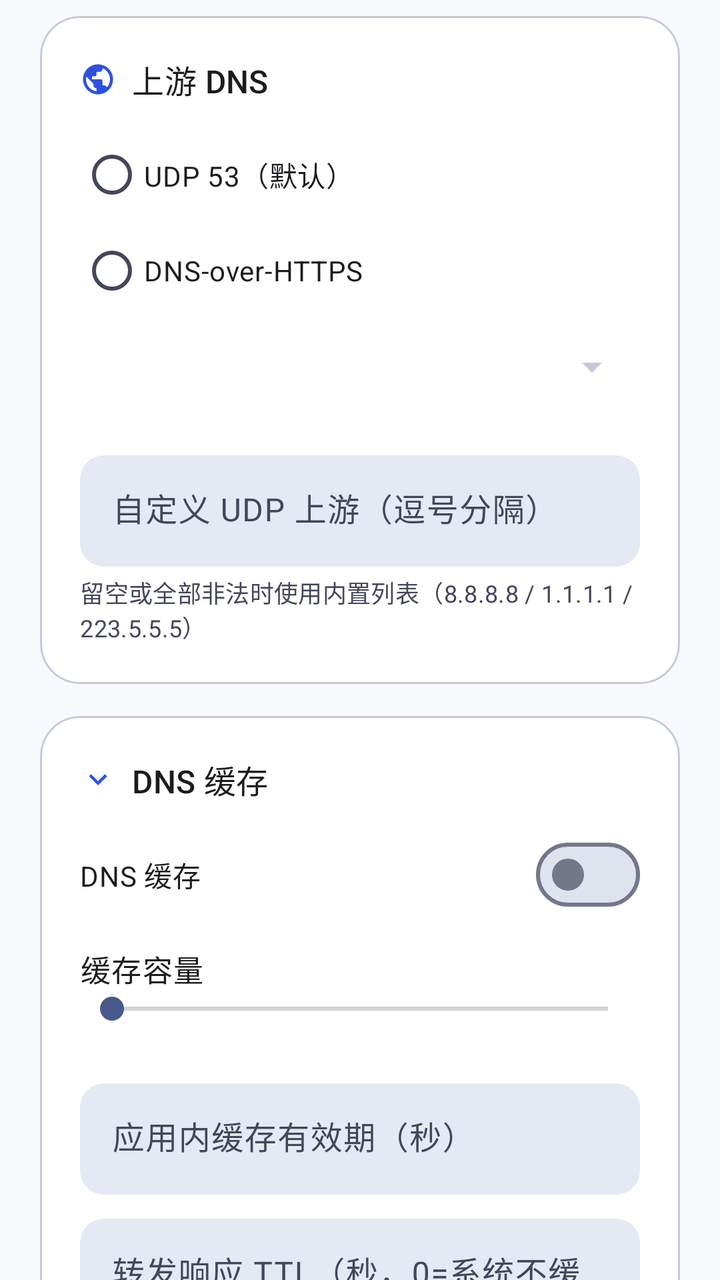
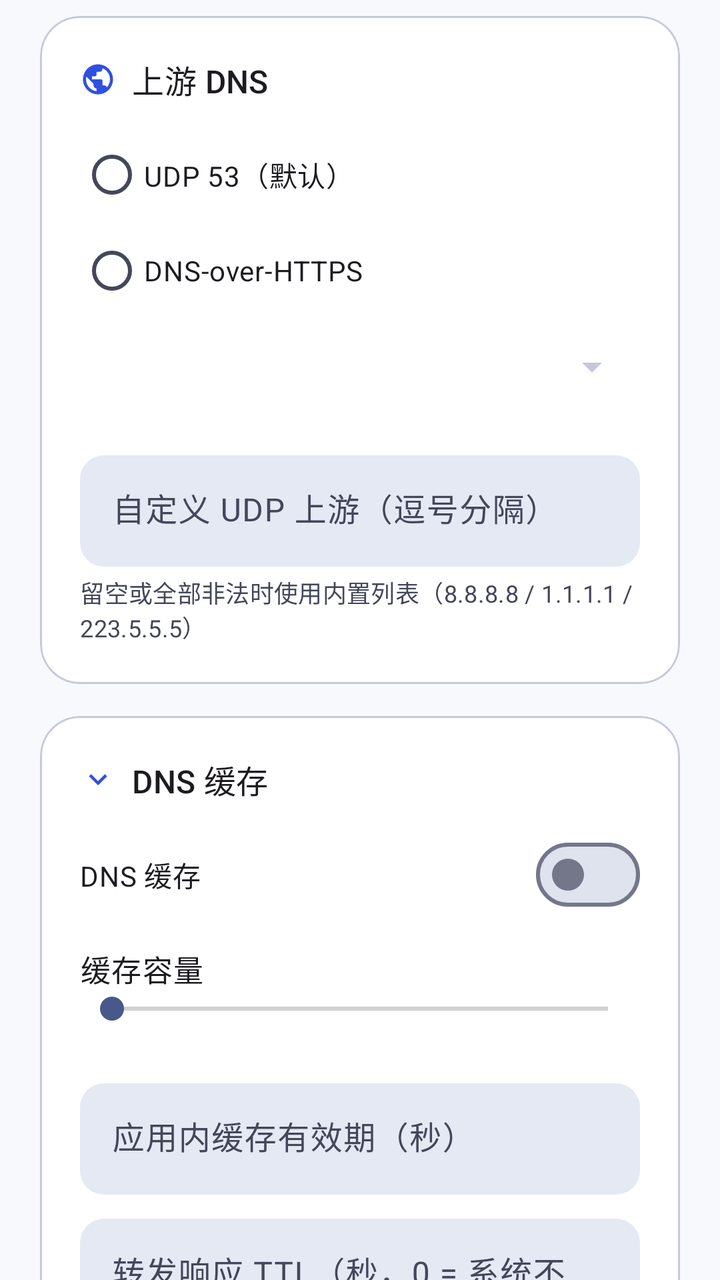

An Android layout rendered at two revisions. The XML below is the earlier revision; the diff shows what the commit changed to produce the second picture.
<!-- AndroidManifest.xml: application theme Theme.DnsOverride -->
<!-- res/layout/fragment_settings.xml -->
<?xml version="1.0" encoding="utf-8"?>
<androidx.core.widget.NestedScrollView
    xmlns:android="http://schemas.android.com/apk/res/android"
    xmlns:app="http://schemas.android.com/apk/res-auto"
    xmlns:tools="http://schemas.android.com/tools"
    android:layout_width="match_parent"
    android:layout_height="match_parent"
    android:background="?android:attr/colorBackground"
    android:fillViewport="true"
    android:clipToPadding="false">

    <LinearLayout
        android:layout_width="match_parent"
        android:layout_height="wrap_content"
        android:orientation="vertical"
        android:paddingStart="@dimen/screen_margin"
        android:paddingEnd="@dimen/screen_margin"
        android:paddingTop="@dimen/space_xs"
        android:paddingBottom="@dimen/space_xxl">

        
        <com.google.android.material.card.MaterialCardView
            style="@style/Widget.DnsOverride.Card"
            android:layout_width="match_parent"
            android:layout_height="wrap_content"
            android:layout_marginBottom="@dimen/space_md">

            <LinearLayout
                android:layout_width="match_parent"
                android:layout_height="wrap_content"
                android:orientation="vertical"
                android:padding="@dimen/card_padding">

                <LinearLayout
                    android:layout_width="wrap_content"
                    android:layout_height="wrap_content"
                    android:orientation="horizontal"
                    android:gravity="center_vertical">

                    <ImageView
                        android:layout_width="18dp"
                        android:layout_height="18dp"
                        android:src="@drawable/ic_globe"
                        app:tint="?attr/colorPrimary"
                        tools:ignore="ContentDescription" />

                    <TextView
                        android:layout_width="wrap_content"
                        android:layout_height="wrap_content"
                        android:layout_marginStart="@dimen/space_xs"
                        android:text="@string/settings_header_upstream"
                        android:textAppearance="@style/TextAppearance.DnsOverride.Title" />
                </LinearLayout>

                <RadioGroup
                    android:id="@+id/groupUpstream"
                    android:layout_width="match_parent"
                    android:layout_height="wrap_content"
                    android:layout_marginTop="@dimen/space_sm"
                    android:orientation="vertical">

                    <RadioButton
                        android:id="@+id/radioUdp"
                        android:layout_width="match_parent"
                        android:layout_height="wrap_content"
                        android:text="@string/stats_upstream_udp" />

                    <RadioButton
                        android:id="@+id/radioDoh"
                        android:layout_width="match_parent"
                        android:layout_height="wrap_content"
                        android:text="@string/stats_upstream_doh" />
                </RadioGroup>

                <Spinner
                    android:id="@+id/spinnerDohProvider"
                    android:layout_width="match_parent"
                    android:layout_height="wrap_content"
                    android:layout_marginTop="@dimen/space_sm"
                    android:backgroundTint="?attr/colorOutlineVariant" />

                <TextView
                    android:id="@+id/textDohUrl"
                    android:layout_width="wrap_content"
                    android:layout_height="wrap_content"
                    android:layout_marginTop="@dimen/space_xxs"
                    android:textAppearance="@style/TextAppearance.DnsOverride.Caption"
                    android:textColor="?attr/colorOnSurfaceVariant" />

                <com.google.android.material.textfield.TextInputLayout
                    style="@style/Widget.DnsOverride.TextField"
                    android:layout_width="match_parent"
                    android:layout_height="wrap_content"
                    android:layout_marginTop="@dimen/space_sm"
                    android:hint="自定义 UDP 上游（逗号分隔）">

                    <com.google.android.material.textfield.TextInputEditText
                        android:id="@+id/editCustomUpstreams"
                        android:layout_width="match_parent"
                        android:layout_height="wrap_content"
                        android:imeOptions="actionDone"
                        android:inputType="text" />
                </com.google.android.material.textfield.TextInputLayout>

                <TextView
                    android:layout_width="wrap_content"
                    android:layout_height="wrap_content"
                    android:layout_marginTop="@dimen/space_xxs"
                    android:text="@string/settings_upstream_hint"
                    android:textAppearance="@style/TextAppearance.DnsOverride.Caption"
                    android:textColor="?attr/colorOnSurfaceVariant" />
            </LinearLayout>
        </com.google.android.material.card.MaterialCardView>

        
        <com.google.android.material.card.MaterialCardView
            style="@style/Widget.DnsOverride.Card"
            android:layout_width="match_parent"
            android:layout_height="wrap_content"
            android:layout_marginBottom="@dimen/space_md">

            <LinearLayout
                android:layout_width="match_parent"
                android:layout_height="wrap_content"
                android:orientation="vertical"
                android:padding="@dimen/card_padding">

                <LinearLayout
                    android:layout_width="wrap_content"
                    android:layout_height="wrap_content"
                    android:orientation="horizontal"
                    android:gravity="center_vertical">

                    <ImageView
                        android:layout_width="18dp"
                        android:layout_height="18dp"
                        android:src="@drawable/ic_arrow_down"
                        app:tint="?attr/colorPrimary"
                        tools:ignore="ContentDescription" />

                    <TextView
                        android:layout_width="wrap_content"
                        android:layout_height="wrap_content"
                        android:layout_marginStart="@dimen/space_xs"
                        android:text="@string/settings_cache"
                        android:textAppearance="@style/TextAppearance.DnsOverride.Title" />
                </LinearLayout>

                <com.google.android.material.materialswitch.MaterialSwitch
                    android:id="@+id/switchCache"
                    android:layout_width="match_parent"
                    android:layout_height="wrap_content"
                    android:layout_marginTop="@dimen/space_sm"
                    android:text="@string/settings_cache" />

                <TextView
                    android:layout_width="wrap_content"
                    android:layout_height="wrap_content"
                    android:layout_marginTop="@dimen/space_sm"
                    android:text="@string/settings_cache_size"
                    android:textAppearance="@style/TextAppearance.DnsOverride.Body" />

                <SeekBar
                    android:id="@+id/seekCacheSize"
                    android:layout_width="match_parent"
                    android:layout_height="wrap_content"
                    android:max="5000" />

                <TextView
                    android:id="@+id/textCacheSize"
                    android:layout_width="wrap_content"
                    android:layout_height="wrap_content"
                    android:textAppearance="@style/TextAppearance.DnsOverride.Caption"
                    android:textColor="?attr/colorOnSurfaceVariant" />

                <com.google.android.material.textfield.TextInputLayout
                    style="@style/Widget.DnsOverride.TextField"
                    android:layout_width="match_parent"
                    android:layout_height="wrap_content"
                    android:layout_marginTop="@dimen/space_sm"
                    android:hint="应用内缓存有效期（秒）">

                    <com.google.android.material.textfield.TextInputEditText
                        android:id="@+id/editTtl"
                        android:layout_width="match_parent"
                        android:layout_height="wrap_content"
                        android:inputType="number" />
                </com.google.android.material.textfield.TextInputLayout>

                <com.google.android.material.textfield.TextInputLayout
                    style="@style/Widget.DnsOverride.TextField"
                    android:layout_width="match_parent"
                    android:layout_height="wrap_content"
                    android:layout_marginTop="@dimen/space_sm"
                    android:hint="转发响应 TTL（秒，0=系统不缓存）">

                    <com.google.android.material.textfield.TextInputEditText
                        android:id="@+id/editForwardTtl"
                        android:layout_width="match_parent"
                        android:layout_height="wrap_content"
                        android:inputType="number" />
                </com.google.android.material.textfield.TextInputLayout>

                <TextView
                    android:layout_width="wrap_content"
                    android:layout_height="wrap_content"
                    android:layout_marginTop="@dimen/space_xxs"
                    android:text="@string/settings_forward_ttl_hint"
                    android:textAppearance="@style/TextAppearance.DnsOverride.Caption"
                    android:textColor="?attr/colorOnSurfaceVariant" />
            </LinearLayout>
        </com.google.android.material.card.MaterialCardView>

        
        <com.google.android.material.card.MaterialCardView
            style="@style/Widget.DnsOverride.Card"
            android:layout_width="match_parent"
            android:layout_height="wrap_content"
            android:layout_marginBottom="@dimen/space_md">

            <LinearLayout
                android:layout_width="match_parent"
                android:layout_height="wrap_content"
                android:orientation="vertical"
                android:padding="@dimen/card_padding">

                <LinearLayout
                    android:layout_width="wrap_content"
                    android:layout_height="wrap_content"
                    android:orientation="horizontal"
                    android:gravity="center_vertical">

                    <ImageView
                        android:layout_width="18dp"
                        android:layout_height="18dp"
                        android:src="@drawable/ic_shield_alert"
                        app:tint="?attr/colorPrimary"
                        tools:ignore="ContentDescription" />

                    <TextView
                        android:layout_width="wrap_content"
                        android:layout_height="wrap_content"
                        android:layout_marginStart="@dimen/space_xs"
                        android:text="@string/settings_header_blocking"
                        android:textAppearance="@style/TextAppearance.DnsOverride.Title" />
                </LinearLayout>

                <com.google.android.material.materialswitch.MaterialSwitch
                    android:id="@+id/switchBlockAaaa"
                    android:layout_width="match_parent"
                    android:layout_height="wrap_content"
                    android:layout_marginTop="@dimen/space_sm"
                    android:text="@string/settings_block_aaaa" />

                <TextView
                    android:layout_width="wrap_content"
                    android:layout_height="wrap_content"
                    android:layout_marginTop="@dimen/space_sm"
                    android:text="@string/settings_block_mode"
                    android:textAppearance="@style/TextAppearance.DnsOverride.Body" />

                <RadioGroup
                    android:layout_width="match_parent"
                    android:layout_height="wrap_content"
                    android:layout_marginTop="@dimen/space_xxs"
                    android:orientation="horizontal">

                    <RadioButton
                        android:id="@+id/radioBlockZero"
                        android:layout_width="0dp"
                        android:layout_height="wrap_content"
                        android:layout_weight="1"
                        android:checked="true"
                        android:text="@string/settings_block_mode_zero" />

                    <RadioButton
                        android:id="@+id/radioBlockNx"
                        android:layout_width="0dp"
                        android:layout_height="wrap_content"
                        android:layout_weight="1"
                        android:text="@string/settings_block_mode_nxdomain" />
                </RadioGroup>
            </LinearLayout>
        </com.google.android.material.card.MaterialCardView>

        
        <com.google.android.material.card.MaterialCardView
            style="@style/Widget.DnsOverride.Card"
            android:layout_width="match_parent"
            android:layout_height="wrap_content"
            android:layout_marginBottom="@dimen/space_md">

            <LinearLayout
                android:layout_width="match_parent"
                android:layout_height="wrap_content"
                android:orientation="vertical"
                android:padding="@dimen/card_padding">

                <LinearLayout
                    android:layout_width="wrap_content"
                    android:layout_height="wrap_content"
                    android:orientation="horizontal"
                    android:gravity="center_vertical">

                    <ImageView
                        android:layout_width="18dp"
                        android:layout_height="18dp"
                        android:src="@drawable/ic_nav_home"
                        app:tint="?attr/colorPrimary"
                        tools:ignore="ContentDescription" />

                    <TextView
                        android:layout_width="wrap_content"
                        android:layout_height="wrap_content"
                        android:layout_marginStart="@dimen/space_xs"
                        android:text="@string/settings_app_exclusion"
                        android:textAppearance="@style/TextAppearance.DnsOverride.Title" />
                </LinearLayout>

                <TextView
                    android:layout_width="wrap_content"
                    android:layout_height="wrap_content"
                    android:layout_marginTop="@dimen/space_xxs"
                    android:text="@string/settings_app_exclusion_hint"
                    android:textAppearance="@style/TextAppearance.DnsOverride.Caption"
                    android:textColor="?attr/colorOnSurfaceVariant" />

                <com.google.android.material.button.MaterialButton
                    android:id="@+id/btnExcludedApps"
                    style="@style/Widget.Material3.Button.TonalButton"
                    android:layout_width="match_parent"
                    android:layout_height="wrap_content"
                    android:layout_marginTop="@dimen/space_sm"
                    android:text="@string/settings_app_exclusion_pick" />

                <TextView
                    android:id="@+id/textExcludedApps"
                    android:layout_width="wrap_content"
                    android:layout_height="wrap_content"
                    android:layout_marginTop="@dimen/space_xxs"
                    android:textAppearance="@style/TextAppearance.DnsOverride.Caption"
                    android:textColor="?attr/colorOnSurfaceVariant" />
            </LinearLayout>
        </com.google.android.material.card.MaterialCardView>

        
        <com.google.android.material.card.MaterialCardView
            style="@style/Widget.DnsOverride.Card"
            android:layout_width="match_parent"
            android:layout_height="wrap_content"
            android:layout_marginBottom="@dimen/space_md">

            <LinearLayout
                android:layout_width="match_parent"
                android:layout_height="wrap_content"
                android:orientation="vertical"
                android:padding="@dimen/card_padding">

                <LinearLayout
                    android:layout_width="wrap_content"
                    android:layout_height="wrap_content"
                    android:orientation="horizontal"
                    android:gravity="center_vertical">

                    <ImageView
                        android:layout_width="18dp"
                        android:layout_height="18dp"
                        android:src="@drawable/ic_search"
                        app:tint="?attr/colorPrimary"
                        tools:ignore="ContentDescription" />

                    <TextView
                        android:layout_width="wrap_content"
                        android:layout_height="wrap_content"
                        android:layout_marginStart="@dimen/space_xs"
                        android:text="@string/settings_diagnostics"
                        android:textAppearance="@style/TextAppearance.DnsOverride.Title" />
                </LinearLayout>

                <com.google.android.material.textfield.TextInputLayout
                    style="@style/Widget.DnsOverride.TextField"
                    android:layout_width="match_parent"
                    android:layout_height="wrap_content"
                    android:layout_marginTop="@dimen/space_sm"
                    android:hint="要测试的域名（如 example.com）">

                    <com.google.android.material.textfield.TextInputEditText
                        android:id="@+id/editDiagDomain"
                        android:layout_width="match_parent"
                        android:layout_height="wrap_content"
                        android:inputType="textUri" />
                </com.google.android.material.textfield.TextInputLayout>

                <LinearLayout
                    android:layout_width="match_parent"
                    android:layout_height="wrap_content"
                    android:layout_marginTop="@dimen/space_sm"
                    android:orientation="horizontal">

                    <com.google.android.material.button.MaterialButton
                        android:id="@+id/btnDiagResolve"
                        android:layout_width="0dp"
                        android:layout_height="wrap_content"
                        android:layout_weight="1"
                        android:text="@string/settings_diag_resolve" />

                    <com.google.android.material.button.MaterialButton
                        android:id="@+id/btnDiagUpstream"
                        style="@style/Widget.Material3.Button.TonalButton"
                        android:layout_width="0dp"
                        android:layout_height="wrap_content"
                        android:layout_marginStart="@dimen/space_xs"
                        android:layout_weight="1"
                        android:text="@string/settings_diag_upstream" />
                </LinearLayout>
            </LinearLayout>
        </com.google.android.material.card.MaterialCardView>

        
        <com.google.android.material.card.MaterialCardView
            style="@style/Widget.DnsOverride.Card"
            android:layout_width="match_parent"
            android:layout_height="wrap_content"
            android:layout_marginBottom="@dimen/space_md">

            <LinearLayout
                android:layout_width="match_parent"
                android:layout_height="wrap_content"
                android:orientation="vertical"
                android:padding="@dimen/card_padding">

                <LinearLayout
                    android:layout_width="wrap_content"
                    android:layout_height="wrap_content"
                    android:orientation="horizontal"
                    android:gravity="center_vertical">

                    <ImageView
                        android:layout_width="18dp"
                        android:layout_height="18dp"
                        android:src="@drawable/ic_nav_settings"
                        app:tint="?attr/colorPrimary"
                        tools:ignore="ContentDescription" />

                    <TextView
                        android:layout_width="wrap_content"
                        android:layout_height="wrap_content"
                        android:layout_marginStart="@dimen/space_xs"
                        android:text="@string/settings_header_general"
                        android:textAppearance="@style/TextAppearance.DnsOverride.Title" />
                </LinearLayout>

                <com.google.android.material.materialswitch.MaterialSwitch
                    android:id="@+id/switchBootStart"
                    android:layout_width="match_parent"
                    android:layout_height="wrap_content"
                    android:layout_marginTop="@dimen/space_sm"
                    android:text="@string/settings_boot" />

                <com.google.android.material.materialswitch.MaterialSwitch
                    android:id="@+id/switchSubAutoUpdate"
                    android:layout_width="match_parent"
                    android:layout_height="wrap_content"
                    android:layout_marginTop="@dimen/space_xxs"
                    android:text="@string/settings_sub_auto_update" />
            </LinearLayout>
        </com.google.android.material.card.MaterialCardView>

        
        <com.google.android.material.card.MaterialCardView
            style="@style/Widget.DnsOverride.Card"
            android:layout_width="match_parent"
            android:layout_height="wrap_content"
            android:layout_marginBottom="@dimen/space_md">

            <LinearLayout
                android:layout_width="match_parent"
                android:layout_height="wrap_content"
                android:orientation="vertical"
                android:padding="@dimen/card_padding">

                <LinearLayout
                    android:layout_width="wrap_content"
                    android:layout_height="wrap_content"
                    android:orientation="horizontal"
                    android:gravity="center_vertical">

                    <ImageView
                        android:layout_width="18dp"
                        android:layout_height="18dp"
                        android:src="@drawable/ic_nav_stats"
                        app:tint="?attr/colorPrimary"
                        tools:ignore="ContentDescription" />

                    <TextView
                        android:layout_width="wrap_content"
                        android:layout_height="wrap_content"
                        android:layout_marginStart="@dimen/space_xs"
                        android:text="@string/settings_header_appearance"
                        android:textAppearance="@style/TextAppearance.DnsOverride.Title" />
                </LinearLayout>

                <RadioGroup
                    android:id="@+id/groupTheme"
                    android:layout_width="match_parent"
                    android:layout_height="wrap_content"
                    android:layout_marginTop="@dimen/space_sm"
                    android:orientation="horizontal">

                    <RadioButton
                        android:id="@+id/radioSystem"
                        android:layout_width="0dp"
                        android:layout_height="wrap_content"
                        android:layout_weight="1"
                        android:text="@string/settings_theme_system" />

                    <RadioButton
                        android:id="@+id/radioLight"
                        android:layout_width="0dp"
                        android:layout_height="wrap_content"
                        android:layout_weight="1"
                        android:text="@string/settings_theme_light" />

                    <RadioButton
                        android:id="@+id/radioDark"
                        android:layout_width="0dp"
                        android:layout_height="wrap_content"
                        android:layout_weight="1"
                        android:text="@string/settings_theme_dark" />
                </RadioGroup>
            </LinearLayout>
        </com.google.android.material.card.MaterialCardView>

        
        <com.google.android.material.card.MaterialCardView
            style="@style/Widget.DnsOverride.Card"
            android:layout_width="match_parent"
            android:layout_height="wrap_content">

            <LinearLayout
                android:layout_width="match_parent"
                android:layout_height="wrap_content"
                android:orientation="vertical"
                android:padding="@dimen/card_padding">

                <TextView
                    android:layout_width="wrap_content"
                    android:layout_height="wrap_content"
                    android:text="@string/settings_header_about"
                    android:textAppearance="@style/TextAppearance.DnsOverride.Title" />

                <TextView
                    android:layout_width="wrap_content"
                    android:layout_height="wrap_content"
                    android:layout_marginTop="@dimen/space_xxs"
                    android:text="@string/settings_about_app"
                    android:textAppearance="@style/TextAppearance.DnsOverride.Caption"
                    android:textColor="?attr/colorOnSurfaceVariant" />
            </LinearLayout>
        </com.google.android.material.card.MaterialCardView>
    </LinearLayout>
</androidx.core.widget.NestedScrollView>
<!-- resources referenced by this layout -->
<resources>
  <dimen name="card_padding">20dp</dimen>
  <dimen name="screen_margin">20dp</dimen>
  <dimen name="space_md">16dp</dimen>
  <dimen name="space_sm">12dp</dimen>
  <dimen name="space_xs">8dp</dimen>
  <dimen name="space_xxl">48dp</dimen>
  <dimen name="space_xxs">4dp</dimen>
  <string name="settings_app_exclusion">按应用排除</string>
  <string name="settings_app_exclusion_pick">选择排除的应用</string>
  <string name="settings_block_aaaa">屏蔽 AAAA（IPv6 查询返回空，IPv4-only 环境防卡）</string>
  <string name="settings_block_mode">屏蔽规则的应答方式</string>
  <string name="settings_block_mode_nxdomain">NXDOMAIN</string>
  <string name="settings_block_mode_zero">0.0.0.0</string>
  <string name="settings_boot">开机自动启动</string>
  <string name="settings_cache">DNS 缓存</string>
  <string name="settings_cache_size">缓存容量</string>
  <string name="settings_diag_resolve">测试解析</string>
  <string name="settings_diag_upstream">测试上游</string>
  <string name="settings_diagnostics">诊断</string>
  <string name="settings_header_about">关于</string>
  <string name="settings_header_appearance">外观</string>
  <string name="settings_header_blocking">屏蔽设置</string>
  <string name="settings_header_general">通用</string>
  <string name="settings_header_upstream">上游 DNS</string>
  <string name="settings_sub_auto_update">订阅规则自动更新（VPN 启动时检查，超过 24 小时自动拉取）</string>
  <string name="settings_theme_dark">深色</string>
  <string name="settings_theme_light">浅色</string>
  <string name="settings_theme_system">跟随系统</string>
  <string name="stats_upstream_doh">DNS-over-HTTPS</string>
  <string name="stats_upstream_udp">UDP 53（默认）</string>
  <dimen name="text_body">15sp</dimen>
  <dimen name="text_caption">12sp</dimen>
  <dimen name="text_title">16sp</dimen>
  <dimen name="radius_md">20dp</dimen>
  <color name="card_surface">#FFFFFF</color>
  <dimen name="radius_sm">12dp</dimen>
  <color name="brand_primary">#2F50E1</color>
  <color name="md_theme_light_primary">#2F50E1</color>
  <color name="md_theme_light_onPrimary">#FFFFFF</color>
  <color name="md_theme_light_primaryContainer">#DCE3FF</color>
  <color name="md_theme_light_onPrimaryContainer">#00145C</color>
  <color name="md_theme_light_secondary">#47588A</color>
  <color name="md_theme_light_onSecondary">#FFFFFF</color>
  <color name="md_theme_light_secondaryContainer">#D9E2FF</color>
  <color name="md_theme_light_onSecondaryContainer">#0E1B3C</color>
  <color name="md_theme_light_tertiary">#8C5100</color>
  <color name="md_theme_light_onTertiary">#FFFFFF</color>
  <color name="md_theme_light_tertiaryContainer">#FFDCBE</color>
  <color name="md_theme_light_onTertiaryContainer">#2C1600</color>
  <color name="md_theme_light_error">#BA1A1A</color>
  <color name="md_theme_light_onError">#FFFFFF</color>
  <color name="md_theme_light_errorContainer">#FFDAD6</color>
  <color name="md_theme_light_onErrorContainer">#410002</color>
  <color name="md_theme_light_background">#F7F9FD</color>
  <color name="md_theme_light_onBackground">#15181F</color>
  <color name="md_theme_light_surface">#F7F9FD</color>
  <color name="md_theme_light_onSurface">#15181F</color>
  <color name="md_theme_light_onSurfaceVariant">#44465A</color>
  <color name="md_theme_light_surfaceVariant">#DFE2F0</color>
  <color name="md_theme_light_surfaceContainerLowest">#FFFFFF</color>
  <color name="md_theme_light_surfaceContainerLow">#F1F4FB</color>
  <color name="md_theme_light_surfaceContainer">#EBEFF8</color>
  <color name="md_theme_light_surfaceContainerHigh">#E5E9F3</color>
  <color name="md_theme_light_surfaceContainerHighest">#DFE3EE</color>
  <color name="md_theme_light_outline">#74768A</color>
  <color name="md_theme_light_outlineVariant">#C6C8DB</color>
  <!-- unchanged entries left out for length: 21 -->
</resources>

<!-- the commit's change to res/layout/fragment_settings.xml (unified diff, before → after) -->
@@ -92,7 +92,7 @@
                     android:layout_width="match_parent"
                     android:layout_height="wrap_content"
                     android:layout_marginTop="@dimen/space_sm"
-                    android:hint="自定义 UDP 上游（逗号分隔）">
+                    android:hint="@string/settings_custom_upstreams_hint">
 
                     <com.google.android.material.textfield.TextInputEditText
                         android:id="@+id/editCustomUpstreams"
@@ -163,8 +163,7 @@
                 <SeekBar
                     android:id="@+id/seekCacheSize"
                     android:layout_width="match_parent"
-                    android:layout_height="wrap_content"
-                    android:max="5000" />
+                    android:layout_height="wrap_content" />
 
                 <TextView
                     android:id="@+id/textCacheSize"
@@ -178,7 +177,7 @@
                     android:layout_width="match_parent"
                     android:layout_height="wrap_content"
                     android:layout_marginTop="@dimen/space_sm"
-                    android:hint="应用内缓存有效期（秒）">
+                    android:hint="@string/settings_cache_ttl_hint">
 
                     <com.google.android.material.textfield.TextInputEditText
                         android:id="@+id/editTtl"
@@ -192,7 +191,7 @@
                     android:layout_width="match_parent"
                     android:layout_height="wrap_content"
                     android:layout_marginTop="@dimen/space_sm"
-                    android:hint="转发响应 TTL（秒，0=系统不缓存）">
+                    android:hint="@string/settings_forward_ttl_field">
 
                     <com.google.android.material.textfield.TextInputEditText
                         android:id="@+id/editForwardTtl"
@@ -382,7 +381,7 @@
                     android:layout_width="match_parent"
                     android:layout_height="wrap_content"
                     android:layout_marginTop="@dimen/space_sm"
-                    android:hint="要测试的域名（如 example.com）">
+                    android:hint="@string/settings_diag_domain_hint">
 
                     <com.google.android.material.textfield.TextInputEditText
                         android:id="@+id/editDiagDomain"
<!-- resource entries referenced after the edit -->
@@ -16,9 +16,13 @@
   <string name="settings_boot">开机自动启动</string>
   <string name="settings_cache">DNS 缓存</string>
   <string name="settings_cache_size">缓存容量</string>
+  <string name="settings_cache_ttl_hint">应用内缓存有效期（秒）</string>
+  <string name="settings_custom_upstreams_hint">自定义 UDP 上游（逗号分隔）</string>
+  <string name="settings_diag_domain_hint">要测试的域名</string>
   <string name="settings_diag_resolve">测试解析</string>
   <string name="settings_diag_upstream">测试上游</string>
   <string name="settings_diagnostics">诊断</string>
+  <string name="settings_forward_ttl_field">转发响应 TTL（秒，0 = 系统不缓存）</string>
   <string name="settings_header_about">关于</string>
   <string name="settings_header_appearance">外观</string>
   <string name="settings_header_blocking">屏蔽设置</string>
